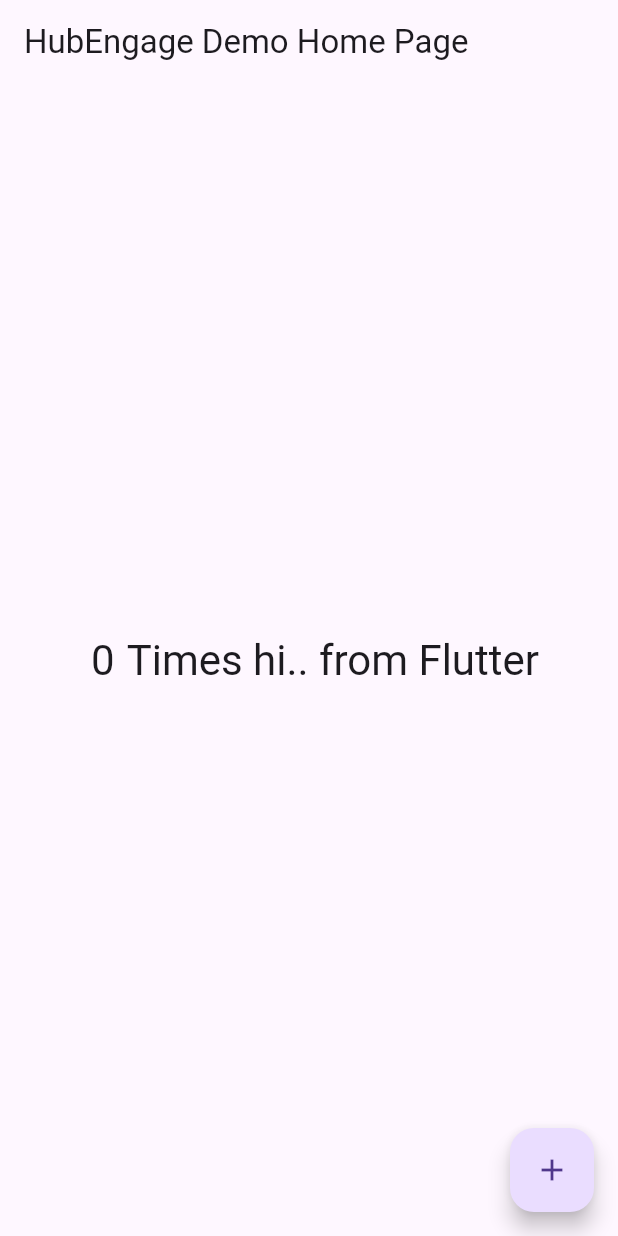
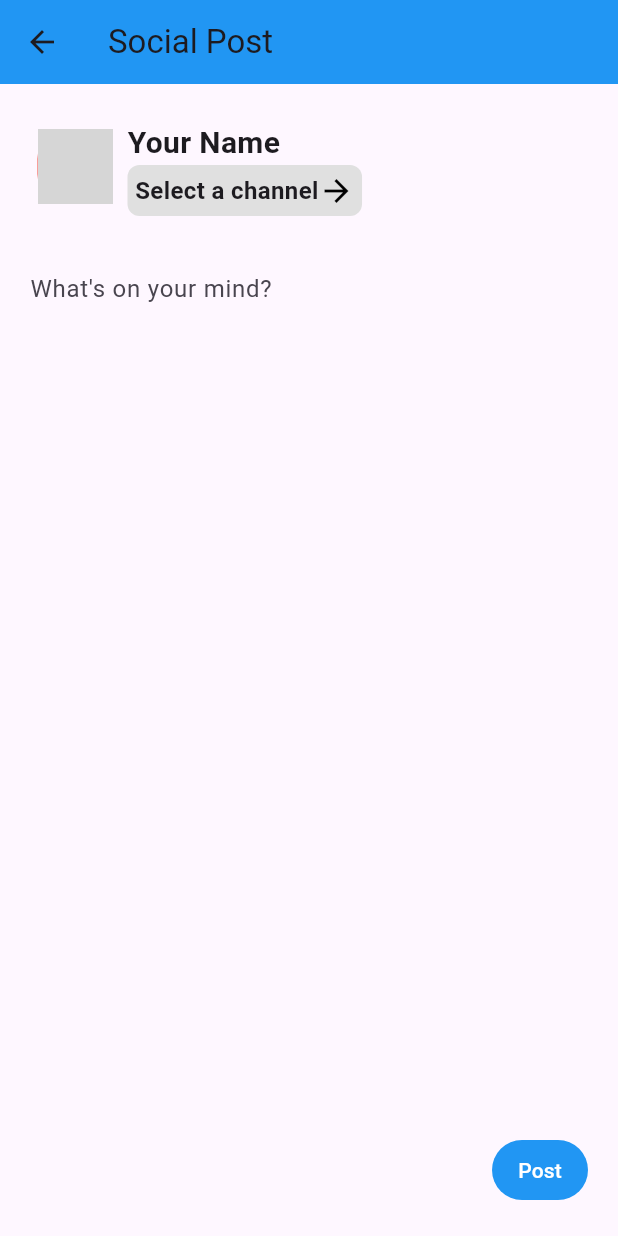
Before and after one commit to heshreyashp/flutter_app, a Flutter app: the screen it shows after launch, on a phone screen of 412 x 824 dp. Run offline on Flutter 3.47's test engine with Material 3 defaults, Android fonts, the phone set to English and light mode, and no system bars; grey boxes are pictures that could not be loaded.

Commit message:
add flutter UI

```diff
--- a/lib/main.dart
+++ b/lib/main.dart
@@ -1,4 +1,5 @@
 import 'package:flutter/material.dart';
+import 'package:flutter_app/post_screen.dart';
 
 void main() => runApp(const MyApp());
 
@@ -8,13 +9,14 @@ class MyApp extends StatelessWidget {
   // This widget is the root of your application.
   @override
   Widget build(BuildContext context) {
-    return MaterialApp(
+    return const PostScreen();
+    /*return MaterialApp(
       title: 'HubEngage Demo',
       theme: ThemeData(
         primarySwatch: Colors.blue,
       ),
       home: const MyHomePage(title: 'HubEngage Demo Home Page'),
-    );
+    );*/
   }
 }
 
--- /dev/null
+++ b/lib/post_screen.dart
@@ -0,0 +1,142 @@
+import 'package:flutter/material.dart';
+
+class PostScreen extends StatefulWidget {
+  const PostScreen({super.key});
+
+  @override
+  State<PostScreen> createState() => _PostScreenState();
+}
+
+class _PostScreenState extends State<PostScreen>
+    with SingleTickerProviderStateMixin {
+  late AnimationController _controller;
+
+  @override
+  void initState() {
+    super.initState();
+    _controller = AnimationController(vsync: this);
+  }
+
+  @override
+  void dispose() {
+    _controller.dispose();
+    super.dispose();
+  }
+
+  @override
+  Widget build(BuildContext context) {
+    return MaterialApp(
+      debugShowCheckedModeBanner: false,
+      home: Scaffold(
+        appBar: AppBar(
+          backgroundColor: Colors.blue, // Set the background color to blue
+          title: Text('Social Post'),
+          leading: IconButton(
+            // Add a leading widget for the back button
+            icon: Icon(Icons.arrow_back),
+            onPressed: () {
+              // Implement your back button functionality here
+              Navigator.pop(context); // Example: pop the current route
+            },
+          ),
+        ),
+        body: Column(
+          crossAxisAlignment: CrossAxisAlignment.start,
+          children: [
+            Container(
+              padding: EdgeInsets.all(20.0),
+              child: Row(
+                crossAxisAlignment: CrossAxisAlignment.start,
+                children: [
+                  Container(
+                    margin: EdgeInsets.fromLTRB(5, 10, 5, 5),
+                    width: 50,
+                    height: 50,
+                    decoration: BoxDecoration(
+                      border: Border.all(color: Colors.red, width: 2.0),
+                      borderRadius: BorderRadius.circular(20),
+                      // Set border radius to 20 for rounded corners
+                      image: DecorationImage(
+                        image: AssetImage('assets/profile_image.jpg'),
+                        // Add your image path here
+                        fit: BoxFit.cover,
+                      ),
+                    ),
+                  ),
+                  Container(
+                    margin: EdgeInsets.fromLTRB(5, 5, 5, 5),
+                    child: Column(
+                      crossAxisAlignment: CrossAxisAlignment.start,
+                      children: [
+                        Text(
+                          'Your Name',
+                          style: TextStyle(
+                            fontSize: 20,
+                            fontWeight: FontWeight.bold,
+                          ),
+                        ),
+                        Container(
+                          padding: EdgeInsets.all(5),
+                          decoration: BoxDecoration(
+                            color: Colors.grey[300],
+                            borderRadius: BorderRadius.circular(8.0),
+                          ),
+                          child: Row(
+                            mainAxisAlignment: MainAxisAlignment.start,
+                            mainAxisSize: MainAxisSize.min,
+                            children: [
+                              Text(
+                                'Select a channel',
+                                style: TextStyle(
+                                  fontSize: 16,
+                                  fontWeight: FontWeight.bold,
+                                ),
+                              ),
+                              Icon(
+                                Icons.arrow_forward,
+                                color: Colors.black,
+                              ),
+                            ],
+                          ),
+                        ),
+                      ],
+                    ),
+                  ),
+                ],
+              ),
+            ),
+            Expanded(
+                child: Container(
+              padding: EdgeInsets.symmetric(horizontal: 20),
+              child: TextField(
+                decoration: InputDecoration(
+                  hintText: 'What\'s on your mind?',
+                  border: InputBorder.none,
+                ),
+              ),
+            )),
+            SizedBox(height: 20),
+            Align(
+              alignment: Alignment.bottomRight,
+              child: Container(
+                margin: EdgeInsets.all(20),
+                child: TextButton(
+                  onPressed: () {},
+                  child: Text(
+                    'Post',
+                      style: TextStyle(
+                        color: Colors.white,
+                      )
+                  ),
+                    style: ButtonStyle(
+                      backgroundColor: MaterialStateProperty.all<Color>(Colors.blue),
+                    ),
+                ),
+              ),
+            )
+          ],
+        ),
+      ),
+    );
+  }
+}
```
